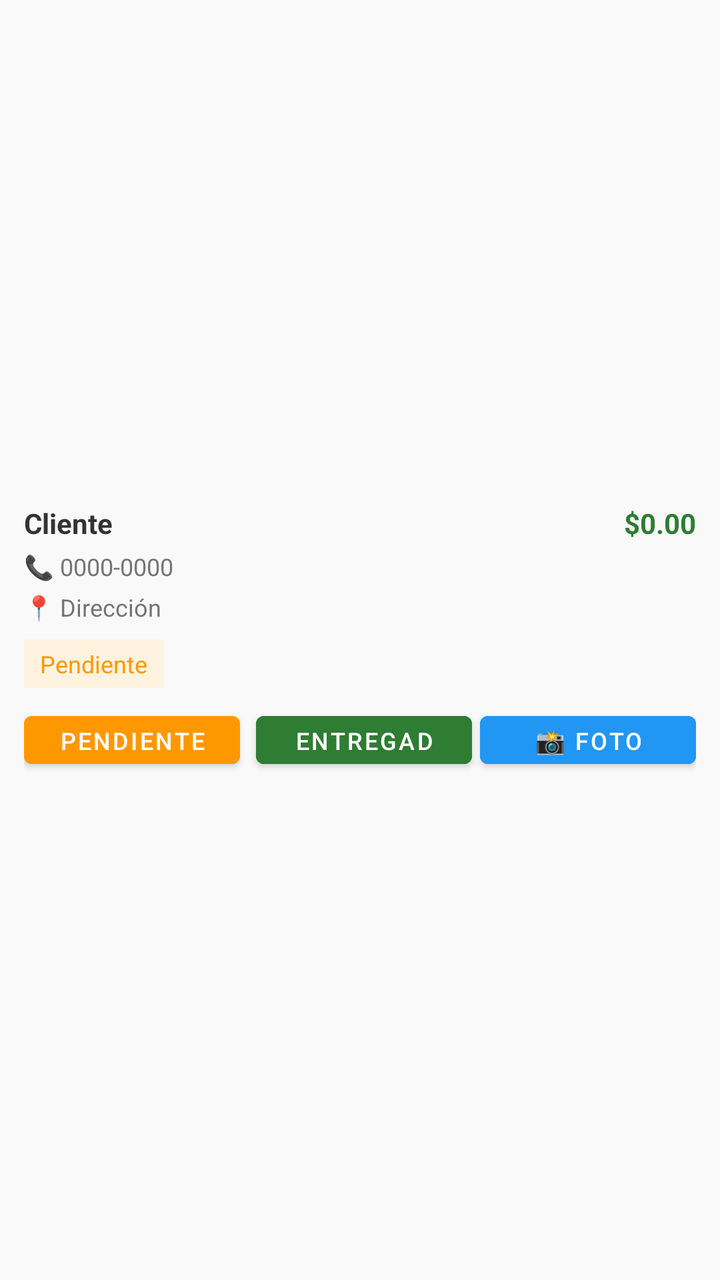
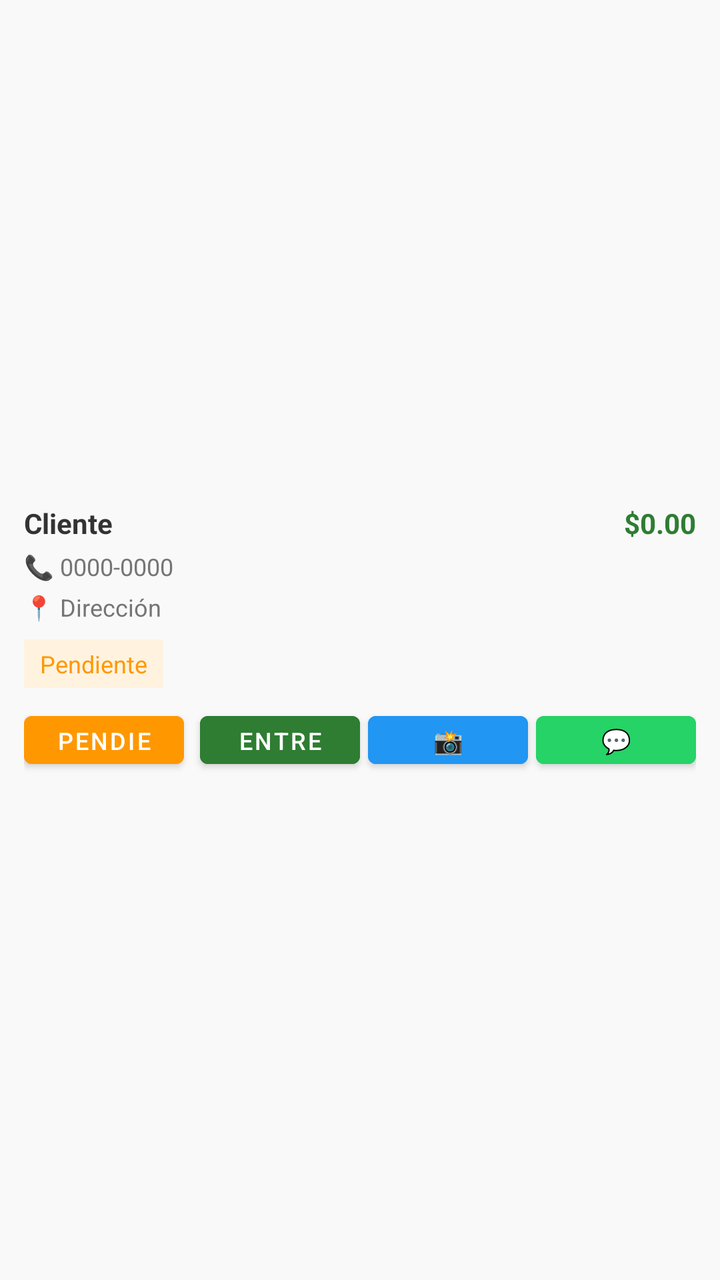

An Android layout rendered at two revisions. The XML below is the earlier revision; the diff shows what the commit changed to produce the second picture.
<!-- AndroidManifest.xml: application theme Theme.MaterialComponents.Light.NoActionBar -->
<!-- res/layout/item_package_order.xml -->
<?xml version="1.0" encoding="utf-8"?>
<LinearLayout xmlns:android="http://schemas.android.com/apk/res/android"
    xmlns:app="http://schemas.android.com/apk/res-auto"
    android:layout_width="match_parent"
    android:layout_height="wrap_content"
    android:orientation="vertical"
    android:padding="12dp"
    android:background="#F9F9F9"
    android:layout_marginTop="4dp"
    android:layout_marginBottom="4dp"
    android:gravity="center_vertical">

    <LinearLayout
        android:layout_width="match_parent"
        android:layout_height="wrap_content"
        android:orientation="horizontal"
        android:gravity="center_vertical">

        <TextView
            android:id="@+id/tvCustomerName"
            android:layout_width="0dp"
            android:layout_height="wrap_content"
            android:layout_weight="1"
            android:text="Cliente"
            android:textSize="14sp"
            android:textStyle="bold"
            android:textColor="#333333" />

        <TextView
            android:id="@+id/tvTotalAmount"
            android:layout_width="wrap_content"
            android:layout_height="wrap_content"
            android:text="$0.00"
            android:textSize="14sp"
            android:textStyle="bold"
            android:textColor="#2E7D32" />

    </LinearLayout>

    <TextView
        android:id="@+id/tvCustomerPhone"
        android:layout_width="match_parent"
        android:layout_height="wrap_content"
        android:text="📞 0000-0000"
        android:textSize="12sp"
        android:textColor="#757575"
        android:layout_marginTop="4dp" />

    <TextView
        android:id="@+id/tvDeliveryAddress"
        android:layout_width="match_parent"
        android:layout_height="wrap_content"
        android:text="📍 Dirección"
        android:textSize="12sp"
        android:textColor="#757575"
        android:layout_marginTop="4dp" />

    
    <TextView
        android:id="@+id/tvTipAmount"
        android:layout_width="match_parent"
        android:layout_height="wrap_content"
        android:text="💸 Propina: $0.00"
        android:textSize="12sp"
        android:textColor="#FF9800"
        android:layout_marginTop="4dp"
        android:visibility="gone" />

    <TextView
        android:id="@+id/tvOrderStatus"
        android:layout_width="wrap_content"
        android:layout_height="wrap_content"
        android:text="Pendiente"
        android:textSize="12sp"
        android:textColor="#FF9800"
        android:background="#FFF3E0"
        android:padding="4dp"
        android:paddingStart="8dp"
        android:paddingEnd="8dp"
        android:layout_marginTop="8dp"
        app:cardCornerRadius="12dp" />

    <LinearLayout
        android:layout_width="match_parent"
        android:layout_height="wrap_content"
        android:orientation="horizontal"
        android:gravity="center_vertical"
        android:layout_marginTop="8dp">

        <Button
            android:id="@+id/btnMarkPending"
            android:layout_width="0dp"
            android:layout_height="36dp"
            android:layout_weight="1"
            android:text="Pendiente"
            android:textSize="12sp"
            android:backgroundTint="#FF9800"
            android:layout_marginEnd="4dp" />

        <Button
            android:id="@+id/btnMarkDelivered"
            android:layout_width="0dp"
            android:layout_height="36dp"
            android:layout_weight="1"
            android:text="Entregado"
            android:textSize="12sp"
            android:backgroundTint="#2E7D32"
            android:layout_marginStart="4dp" />

        <Button
            android:id="@+id/btnTakePhoto"
            android:layout_width="0dp"
            android:layout_height="36dp"
            android:layout_weight="1"
            android:text="📸 Foto"
            android:textSize="12sp"
            android:backgroundTint="#2196F3"
            android:layout_marginStart="4dp" />

    </LinearLayout>

</LinearLayout>
<!-- resources referenced by this layout -->
<resources>
  <style name="Theme.MaterialComponents.Light.NoActionBar" parent="Theme.MaterialComponents.Light">
          <item name="windowActionBar">false</item>
          <item name="windowNoTitle">true</item>
          <item name="colorPrimary">#2E7D32</item>
          <item name="colorPrimaryVariant">#1B5E20</item>
          <item name="colorAccent">#388E3C</item>
      </style>
</resources>

<!-- the commit's change to res/layout/item_package_order.xml (unified diff, before → after) -->
@@ -55,7 +55,6 @@
         android:textColor="#757575"
         android:layout_marginTop="4dp" />
 
-    
     <TextView
         android:id="@+id/tvTipAmount"
         android:layout_width="match_parent"
@@ -117,6 +116,16 @@
             android:backgroundTint="#2196F3"
             android:layout_marginStart="4dp" />
 
+        <Button
+            android:id="@+id/btnWhatsApp"
+            android:layout_width="0dp"
+            android:layout_height="36dp"
+            android:layout_weight="1"
+            android:text="💬 WhatsApp"
+            android:textSize="12sp"
+            android:backgroundTint="#25D366"
+            android:layout_marginStart="4dp" />
+
     </LinearLayout>
 
 </LinearLayout>
